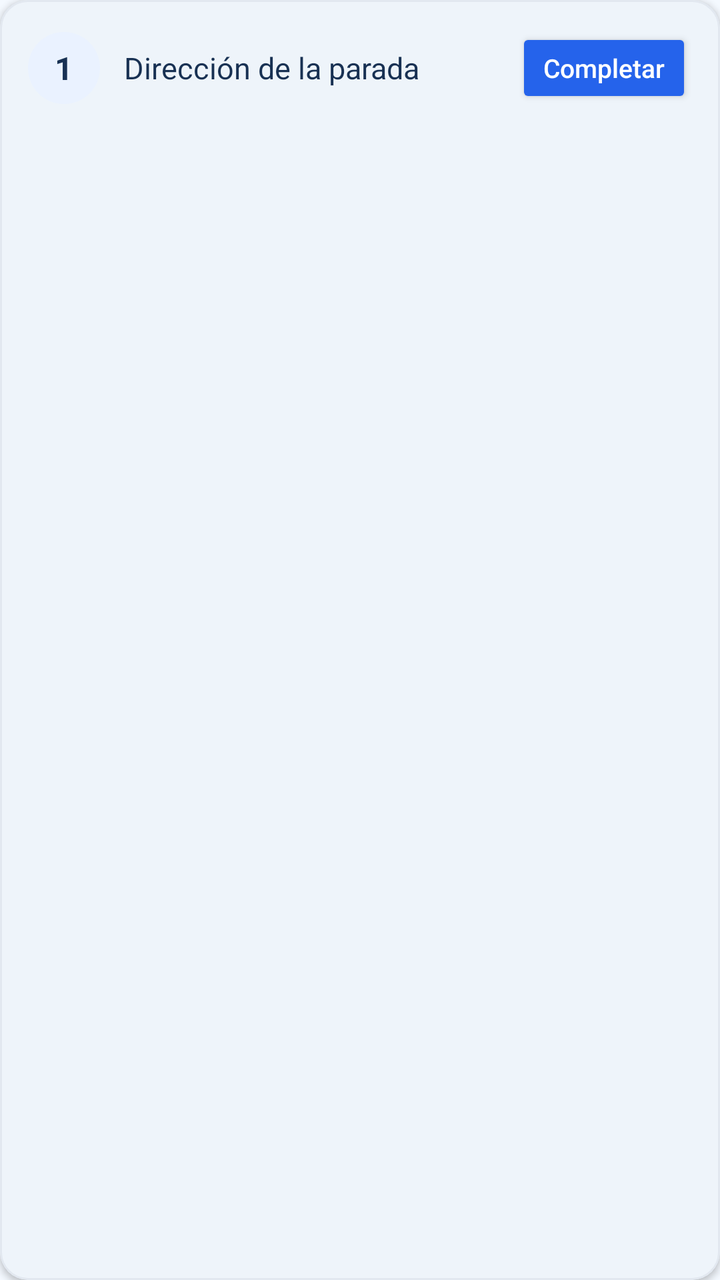
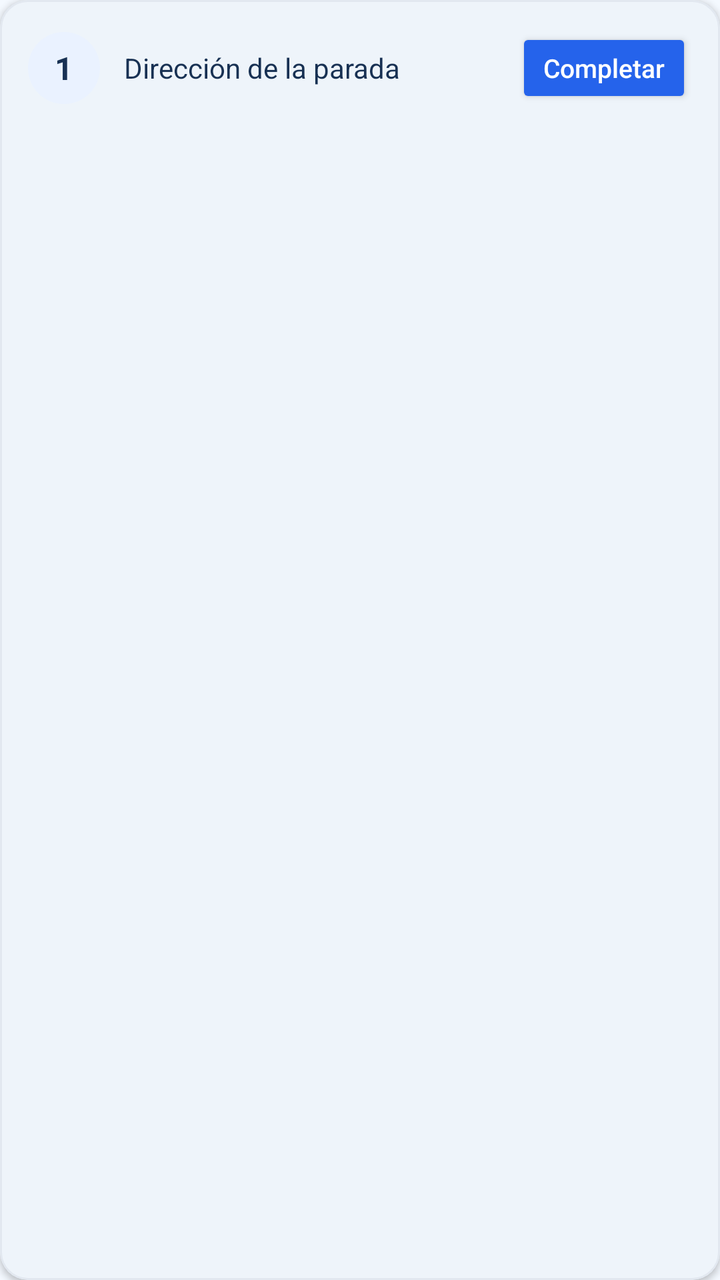

Two renders of the same Android screen: before a commit and after it. Below are the layout's source before the change and the commit's diff.
<!-- AndroidManifest.xml: application theme Theme.RoutePlanner -->
<!-- res/layout/item_optimized_route.xml -->
<?xml version="1.0" encoding="utf-8"?>
<com.google.android.material.card.MaterialCardView
    xmlns:android="http://schemas.android.com/apk/res/android"
    xmlns:app="http://schemas.android.com/apk/res-auto"
    android:layout_width="match_parent"
    android:layout_height="wrap_content"
    android:layout_marginBottom="10dp"
    app:cardBackgroundColor="#FFFFFF"
    app:cardCornerRadius="14dp"
    app:cardElevation="2dp"
    app:strokeColor="#E2E8F0"
    app:strokeWidth="1dp">

    <LinearLayout
        android:layout_width="match_parent"
        android:layout_height="wrap_content"
        android:orientation="horizontal"
        android:gravity="center_vertical"
        android:padding="14dp">


        <FrameLayout
            android:layout_width="36dp"
            android:layout_height="36dp"
            android:background="@drawable/bg_stop_pending"
            android:gravity="center">

            <TextView
                android:id="@+id/tvStopNumber"
                android:layout_width="match_parent"
                android:layout_height="match_parent"
                android:gravity="center"
                android:text="1"
                android:textColor="#183153"
                android:textSize="16sp"
                android:textStyle="bold" />

            <TextView
                android:id="@+id/tvStopCheck"
                android:layout_width="match_parent"
                android:layout_height="match_parent"
                android:gravity="center"
                android:text="✓"
                android:textColor="#FFFFFF"
                android:textSize="20sp"
                android:textStyle="bold"
                android:visibility="gone" />

        </FrameLayout>


        <TextView
            android:id="@+id/tvStopAddress"
            android:layout_width="0dp"
            android:layout_height="wrap_content"
            android:layout_weight="1"
            android:paddingStart="12dp"
            android:paddingEnd="8dp"
            android:text="Dirección de la parada"
            android:textColor="#183153"
            android:textSize="15sp"
            android:lineSpacingExtra="2dp" />

        <Button
            android:id="@+id/btnCompleteStop"
            android:layout_width="wrap_content"
            android:layout_height="wrap_content"
            android:minHeight="40dp"
            android:text="Completar"
            android:textAllCaps="false"
            android:textSize="13sp"
            android:textColor="#FFFFFF"
            android:backgroundTint="#2563EB" />

    </LinearLayout>

</com.google.android.material.card.MaterialCardView>
<!-- resources referenced by this layout -->
<resources>
  <!-- drawable bg_stop_pending (drawable) -->
  <?xml version="1.0" encoding="utf-8"?>
  <shape xmlns:android="http://schemas.android.com/apk/res/android"
      android:shape="oval">
  
      <solid android:color="@color/rp_icon_background" />
  
  </shape>
  <style name="Theme.RoutePlanner" parent="Base.Theme.RoutePlanner" />
  <color name="rp_icon_background">#EAF2FF</color>
  <color name="rp_background">#F4F9FF</color>
  <color name="rp_primary">#1565C0</color>
  <color name="rp_surface">#FFFFFF</color>
  <color name="rp_text_primary">#103B75</color>
  <color name="rp_primary_dark">#103B75</color>
  <color name="rp_success">#43A047</color>
  <color name="md_theme_tertiaryContainer">#FAD8FD</color>
  <color name="md_theme_onTertiaryContainer">#573E5C</color>
  <color name="rp_destination">#EF4444</color>
  <color name="md_theme_errorContainer">#FFDAD6</color>
  <color name="md_theme_onErrorContainer">#93000A</color>
  <color name="rp_text_secondary">#526985</color>
  <color name="rp_outline">#B8CBE3</color>
  <color name="md_theme_outlineVariant">#C4C6D0</color>
  <color name="md_theme_inverseSurface">#2E3036</color>
  <color name="md_theme_inverseOnSurface">#F0F0F7</color>
  <color name="md_theme_inversePrimary">#AAC7FF</color>
  <color name="md_theme_primaryFixed">#D6E3FF</color>
  <color name="md_theme_onPrimaryFixed">#001B3E</color>
  <color name="md_theme_primaryFixedDim">#AAC7FF</color>
  <color name="md_theme_onPrimaryFixedVariant">#284777</color>
  <color name="md_theme_secondaryFixed">#DAE2F9</color>
  <color name="md_theme_onSecondaryFixed">#131C2B</color>
  <color name="md_theme_secondaryFixedDim">#BEC6DC</color>
  <color name="md_theme_onSecondaryFixedVariant">#3E4759</color>
  <color name="md_theme_tertiaryFixed">#FAD8FD</color>
  <color name="md_theme_onTertiaryFixed">#28132E</color>
  <color name="md_theme_tertiaryFixedDim">#DDBCE0</color>
  <color name="md_theme_onTertiaryFixedVariant">#573E5C</color>
  <color name="md_theme_surfaceDim">#D9D9E0</color>
  <color name="md_theme_surfaceBright">#F9F9FF</color>
  <color name="md_theme_surfaceContainerLowest">#FFFFFF</color>
  <color name="md_theme_surfaceContainerLow">#F3F3FA</color>
  <color name="md_theme_surfaceContainer">#EDEDF4</color>
  <color name="md_theme_surfaceContainerHigh">#E7E8EE</color>
  <color name="md_theme_surfaceContainerHighest">#E2E2E9</color>
  <!-- unchanged entries left out for length: 1 -->
</resources>

<!-- the commit's change to res/layout/item_optimized_route.xml (unified diff, before → after) -->
@@ -48,18 +48,33 @@
 
         </FrameLayout>
 
-
-        <TextView
-            android:id="@+id/tvStopAddress"
+        <LinearLayout
             android:layout_width="0dp"
             android:layout_height="wrap_content"
             android:layout_weight="1"
+            android:orientation="vertical"
             android:paddingStart="12dp"
-            android:paddingEnd="8dp"
-            android:text="Dirección de la parada"
-            android:textColor="#183153"
-            android:textSize="15sp"
-            android:lineSpacingExtra="2dp" />
+            android:paddingEnd="8dp">
+
+            <TextView
+                android:id="@+id/tvStopName"
+                android:layout_width="match_parent"
+                android:layout_height="wrap_content"
+                android:textColor="#183153"
+                android:textSize="15sp"
+                android:textStyle="bold"
+                android:visibility="gone" />
+
+            <TextView
+                android:id="@+id/tvStopAddress"
+                android:layout_width="match_parent"
+                android:layout_height="wrap_content"
+                android:text="Dirección de la parada"
+                android:textColor="#183153"
+                android:textSize="14sp"
+                android:lineSpacingExtra="2dp" />
+
+        </LinearLayout>
 
         <Button
             android:id="@+id/btnCompleteStop"
